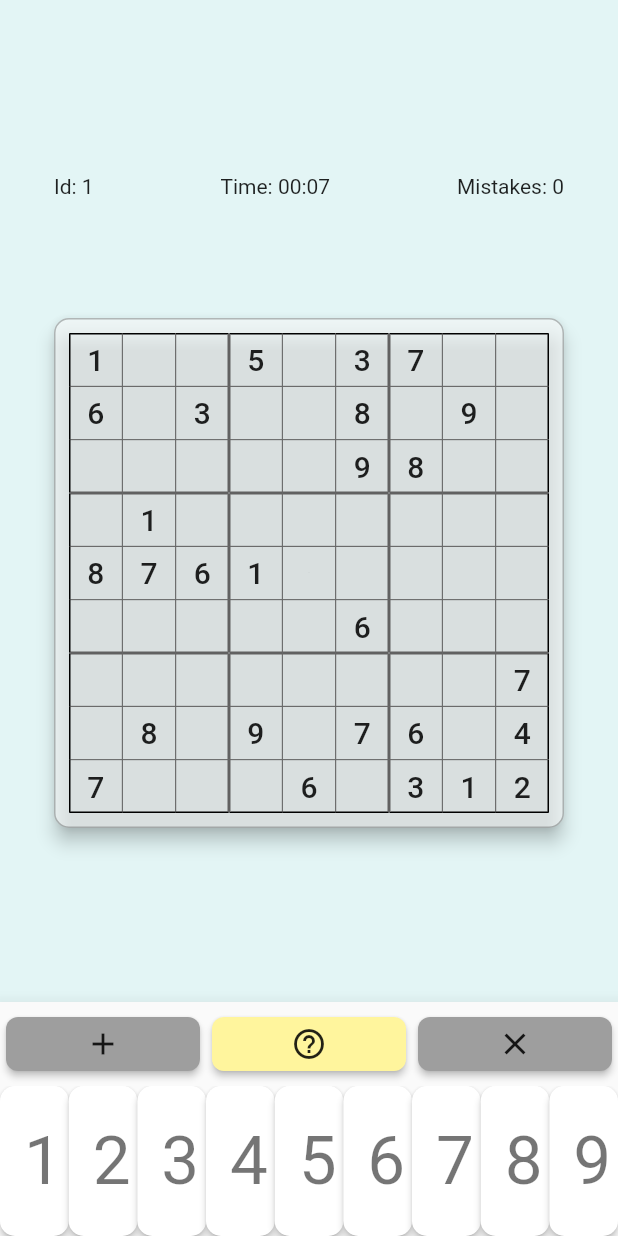
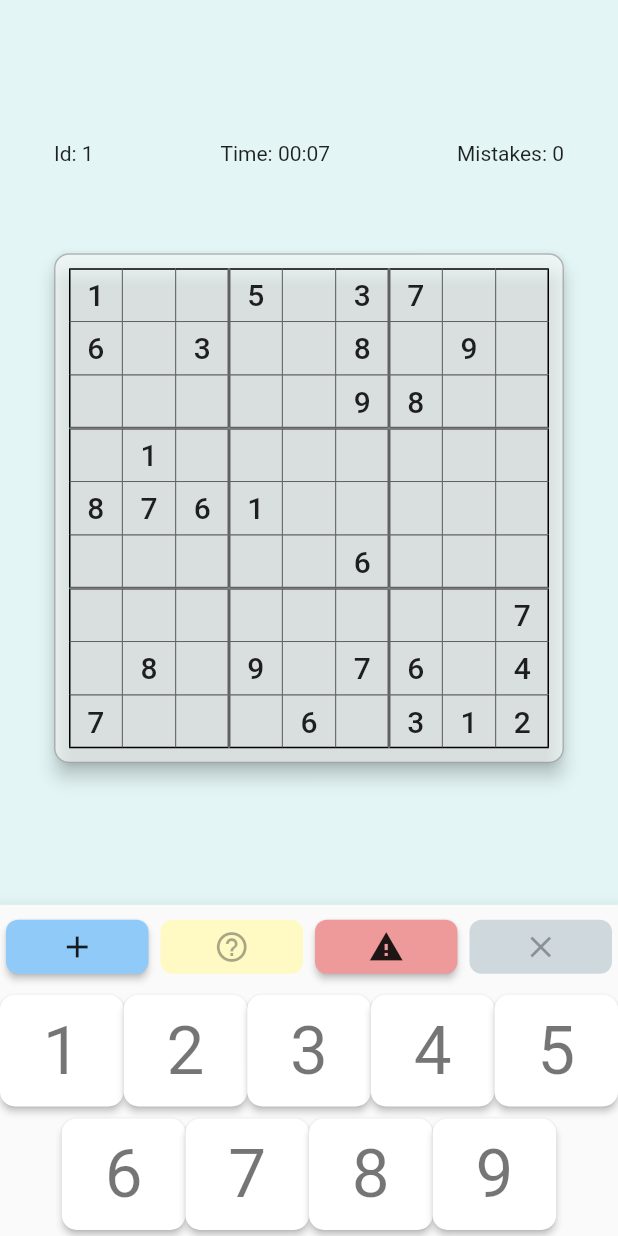
Before and after one commit to felipeuematsu/flup_sudoku, a Flutter app: the screen it shows after launch, on a phone screen of 412 x 824 dp. Run offline on Flutter 3.47's test engine with Material 2 defaults, Android fonts, the phone set to English and light mode, and no system bars; our stand-ins replace flutter_secure_storage, get, google_fonts, hive, hive_flutter, logger; accounts and stored records are empty.

Commit message:
Working game

```diff
--- a/lib/ui/game/components/game_board.dart
+++ b/lib/ui/game/components/game_board.dart
@@ -1,9 +1,10 @@
 import 'package:flup_sudoku/ui/game/components/game_cell.dart';
-import 'package:flup_sudoku/ui/game/game_controller.dart';
+import 'package:flup_sudoku/ui/game/controller/game_animation_controller.dart';
+import 'package:flup_sudoku/ui/game/controller/game_controller.dart';
 import 'package:flutter/material.dart';
 import 'package:get/get.dart';
 
-class GameBoard extends GetView<GameController> {
+class GameBoard extends GetView<GameAnimationController> {
   const GameBoard({Key? key}) : super(key: key);
 
   @override
--- a/lib/ui/game/components/game_cell.dart
+++ b/lib/ui/game/components/game_cell.dart
@@ -1,5 +1,4 @@
-import 'package:flup_sudoku/ui/game/game_controller.dart';
-import 'package:flup_sudoku/util/logger.dart';
+import 'package:flup_sudoku/ui/game/controller/game_controller.dart';
 import 'package:flutter/material.dart';
 import 'package:get/get.dart';
 
@@ -18,12 +17,11 @@ class GameCell extends GetView<GameController> {
         );
 
   Widget get content {
-    final Map<int, GuessMode> cellValue = controller.getCellValue(row, column);
+    final cellValue = controller.getCellValue(row, column);
 
-    if (cellValue.values.any((element) => element == GuessMode.insert)) {
-      final filtered = cellValue..removeWhere((key, value) => value != GuessMode.insert);
+    if (cellValue.values.any((element) => element == InsertMode.insert)) {
+      final filtered = cellValue..removeWhere((key, value) => value != InsertMode.insert);
 
-      logger.i('$row $column filtered: $filtered');
       return Text(filtered.keys.first.toString(), style: style);
     }
     if (cellValue.isEmpty) return Container();
@@ -37,7 +35,7 @@ class GameCell extends GetView<GameController> {
             ? Container()
             : Text(
                 (index + 1).toString(),
-                style: Get.textTheme.labelSmall?.copyWith(color: value == GuessMode.guess ? Colors.black : Colors.red.shade700),
+                style: Get.textTheme.labelSmall?.copyWith(color: value == InsertMode.guess ? Colors.black : Colors.red.shade700),
                 textAlign: TextAlign.center,
               );
       },
@@ -45,7 +43,7 @@ class GameCell extends GetView<GameController> {
   }
 
   Color? get color {
-    switch (controller.contentType(row, column)) {
+    switch (controller.getContentType(row, column)) {
       case GameCellValueType.wrong:
         return Colors.red.withOpacity(0.3);
       case GameCellValueType.correct:
@@ -55,7 +53,7 @@ class GameCell extends GetView<GameController> {
   }
 
   TextStyle? get style {
-    switch (controller.contentType(row, column)) {
+    switch (controller.getContentType(row, column)) {
       case GameCellValueType.wrong:
         return Get.textTheme.titleLarge?.copyWith(color: Colors.red.shade900);
       case GameCellValueType.correct:
@@ -76,7 +74,7 @@ class GameCell extends GetView<GameController> {
             highlightElevation: 0,
             elevation: 0,
             padding: EdgeInsets.zero,
-            onPressed: controller.gameCellOnPressed(row, column),
+            onPressed: controller.onGameCellPressed(row, column),
             color: color,
             shape: _border,
             child: Center(child: content),
--- a/lib/ui/game/components/game_control.dart
+++ b/lib/ui/game/components/game_control.dart
@@ -1,6 +1,6 @@
 import 'package:flup_sudoku/ui/game/components/game_control_number_button.dart';
-import 'package:flup_sudoku/ui/game/components/game_control_type_button.dart';
-import 'package:flup_sudoku/ui/game/game_controller.dart';
+import 'package:flup_sudoku/ui/game/components/game_control_button.dart';
+import 'package:flup_sudoku/ui/game/controller/game_controller.dart';
 import 'package:flutter/material.dart';
 import 'package:get/get.dart';
 
@@ -15,18 +15,18 @@ class GameControl extends GetView<GameController> {
       child: Column(
         children: [
           Row(mainAxisAlignment: MainAxisAlignment.center, children: const [
-            Flexible(flex: 1, child: GameControlTypeButton(guessMode: GuessMode.insert)),
-            Flexible(flex: 1, child: GameControlTypeButton(guessMode: GuessMode.guess)),
-            Flexible(flex: 1, child: GameControlTypeButton(guessMode: GuessMode.antiGuess)),
+            Flexible(flex: 1, child: GameControlButton(type: GameControlType.insert)),
+            Flexible(flex: 1, child: GameControlButton(type: GameControlType.guess)),
+            Flexible(flex: 1, child: GameControlButton(type: GameControlType.antiGuess)),
+            Flexible(flex: 1, child: GameControlButton(type: GameControlType.clear)),
           ]),
           SizedBox(
-            height: 100,
-            child: ListView.builder(
-              itemExtent: context.width / 9,
-              padding: EdgeInsets.zero,
-              scrollDirection: Axis.horizontal,
-              itemCount: 9,
-              itemBuilder: (context, index) => GameControlNumberButton(value: index + 1),
+            height: 2 * context.width / 5,
+            child: Wrap(
+              alignment: WrapAlignment.center,
+              children: [
+                for (int i = 1; i <= 9; i++) GameControlNumberButton(value: i),
+              ],
             ),
           ),
         ],
--- /dev/null
+++ b/lib/ui/game/components/game_control_button.dart
@@ -0,0 +1,70 @@
+import 'package:flup_sudoku/ui/game/controller/game_controller.dart';
+import 'package:flutter/material.dart';
+import 'package:get/get.dart';
+
+class GameControlButton extends GetView<GameController> {
+  const GameControlButton({required this.type, Key? key}) : super(key: key);
+
+  final GameControlType type;
+
+  Color get _color {
+    switch (type) {
+      case GameControlType.guess:
+        return Colors.yellow.shade200;
+      case GameControlType.antiGuess:
+        return Colors.red.shade200;
+      case GameControlType.insert:
+        return Colors.blue.shade200;
+      default:
+        return Colors.blueGrey.shade200;
+    }
+  }
+  Color? get _disabledColor {
+    switch (type) {
+      case GameControlType.guess:
+        return Colors.yellow.shade100;
+      case GameControlType.antiGuess:
+        return Colors.red.shade100;
+      case GameControlType.insert:
+        return Colors.blue.shade100;
+      case GameControlType.clear:
+        return Colors.blueGrey.shade100;
+    }
+  }
+
+  Icon get _icon {
+    switch (type) {
+      case GameControlType.guess:
+        return const Icon(Icons.help_outline);
+      case GameControlType.insert:
+        return const Icon(Icons.add);
+      case GameControlType.antiGuess:
+        return const Icon(Icons.warning);
+      case GameControlType.clear:
+        return const Icon(Icons.clear);
+    }
+  }
+
+  @override
+  Widget build(BuildContext context) {
+    return Container(
+        width: double.infinity,
+        padding: const EdgeInsets.all(4),
+        child: Obx(
+          () => MaterialButton(
+            disabledColor: _disabledColor,
+            shape: const RoundedRectangleBorder(borderRadius: BorderRadius.all(Radius.circular(8))),
+            color: _color,
+            onPressed: controller.onGameControlButtonPressed(type),
+            child: _icon,
+          ),
+        ));
+  }
+}
+
+enum GameControlType {
+  guess,
+  antiGuess,
+  insert,
+  clear,
+}
--- a/lib/ui/game/components/game_control_number_button.dart
+++ b/lib/ui/game/components/game_control_number_button.dart
@@ -1,4 +1,4 @@
-import 'package:flup_sudoku/ui/game/game_controller.dart';
+import 'package:flup_sudoku/ui/game/controller/game_controller.dart';
 import 'package:flutter/material.dart';
 import 'package:get/get.dart';
 
@@ -7,18 +7,39 @@ class GameControlNumberButton extends GetView<GameController> {
 
   final int value;
 
+  Color get _color {
+    final InsertMode? cellType = controller.selectedCellValue[value];
+
+    if (cellType == null) return Colors.white;
+
+    switch (cellType) {
+      case InsertMode.guess:
+        return Colors.green.shade700;
+      case InsertMode.insert:
+        return Colors.grey;
+      case InsertMode.antiGuess:
+        return Colors.red.shade700;
+    }
+  }
+
   @override
   Widget build(BuildContext context) {
-    return Obx(() => MaterialButton(
+    return Obx(() => SizedBox.square(
+      dimension: context.width / 5,
+      child: Padding(
+        padding: const EdgeInsets.symmetric(vertical: 4),
+        child: MaterialButton(
               focusElevation: 50,
               shape: RoundedRectangleBorder(borderRadius: BorderRadius.circular(10)),
               onPressed: controller.onNumberButtonPressed(value),
-          color: controller.selectedCellValue.containsKey(value) ? Colors.grey : Colors.white,
+              color: _color,
               child: Text(
                 value.toString(),
                 textAlign: TextAlign.center,
                 style: Get.textTheme.displaySmall,
               ),
+            ),
+      ),
     ));
   }
 }
--- a/lib/ui/game/components/game_control_type_button.dart
+++ /dev/null
@@ -1,48 +0,0 @@
-import 'package:flup_sudoku/ui/game/game_controller.dart';
-import 'package:flutter/material.dart';
-import 'package:get/get.dart';
-
-class GameControlTypeButton extends GetView<GameController> {
-  const GameControlTypeButton({required this.guessMode, Key? key}) : super(key: key);
-
-  final GuessMode guessMode;
-
-  Color? get _color {
-    if (controller.guessMode != guessMode) return Colors.grey;
-
-    switch (guessMode) {
-      case GuessMode.guess:
-        return Colors.yellow.shade200;
-      case GuessMode.antiGuess:
-        return Colors.red.shade200;
-      case GuessMode.insert:
-        return Colors.white;
-    }
-
-  }
-
-  Icon get _icon {
-    switch (guessMode) {
-      case GuessMode.guess:
-        return const Icon(Icons.help_outline);
-      case GuessMode.insert:
-        return const Icon(Icons.add);
-      case GuessMode.antiGuess:
-        return const Icon(Icons.close);
-    }
-  }
-
-  @override
-  Widget build(BuildContext context) {
-    return Obx(() => Container(
-          width: double.infinity,
-          padding: const EdgeInsets.all(4),
-          child: MaterialButton(
-            shape: const RoundedRectangleBorder(borderRadius: BorderRadius.all(Radius.circular(8))),
-            color: _color,
-            onPressed: () => controller.guessMode = guessMode,
-            child: _icon,
-          ),
-        ));
-  }
-}
--- /dev/null
+++ b/lib/ui/game/controller/game_controller.dart
@@ -0,0 +1,179 @@
+import 'dart:async';
+
+import 'package:flup_sudoku/model/sudoku_model.dart';
+import 'package:flup_sudoku/ui/game/components/game_cell.dart';
+import 'package:flup_sudoku/ui/game/components/game_control_button.dart';
+import 'package:flup_sudoku/ui/game/controller/game_animation_controller.dart';
+import 'package:flutter/material.dart';
+import 'package:get/get.dart';
+
+/// The GameController is the main class that controls the flow of the game.
+class GameController extends GetxController with GetTickerProviderStateMixin {
+  late final SudokuModel model;
+
+  final animationController = Get.find<GameAnimationController>();
+  List<List<int>> get _answer => model.answerAsList;
+  List<List<int>> get _initialState => model.initalStateAsList;
+  final List<List<Rx<int>>> _currentState = [];
+  final List<List<Rx<Map<int, InsertMode>>>> _guesses = [];
+
+  final hints = true.obs;
+  final _insertMode = InsertMode.guess.obs;
+
+  set insertMode(InsertMode mode) => _insertMode.value = mode;
+  InsertMode get insertMode => _insertMode.value;
+
+  bool get isGuessing => insertMode == InsertMode.guess;
+
+  bool get isAntiGuessing => insertMode == InsertMode.antiGuess;
+
+  bool get isInserting => insertMode == InsertMode.insert;
+
+  final _mistakes = Rx<int>(0);
+  final _time = Rx<int>(0);
+  bool isGameRunning = true;
+
+  String get mistakes => _mistakes.value.toString();
+
+  String get elapsedTime => Duration(seconds: _time.value).toString().substring(_time.value < 3600 ? 2 : 0, 7);
+
+  final selectedRow = Rx<int>(-1);
+  final selectedColumn = Rx<int>(-1);
+
+  Map<int, InsertMode> get selectedCellValue => getCellValue(selectedRow.value, selectedColumn.value);
+
+  @override
+  void onInit() {
+
+    Timer.periodic(const Duration(seconds: 1), (_) => isGameRunning ? _time.value++ : null);
+
+    model = SudokuModel.fromCSVLine(
+        '1,1..5.37..6.3..8.9......98...1.......8761..........6...........7.8.9.76.47...6.312,198543726643278591527619843914735268876192435235486179462351987381927654759864312,27,2.2');
+
+    for (int row = 0; row < 9; row++) {
+      _guesses.add([]);
+      _currentState.add([]);
+      for (int column = 0; column < 9; column++) {
+        _guesses[row].add(Rx<Map<int, InsertMode>>({}));
+        _currentState[row].add(Rx<int>(model.initalStateAsList[row][column]));
+      }
+    }
+    super.onInit();
+  }
+
+  int _getCurrentValue(row, column) => row < 0 || column < 0 ? 0 : _currentState[row][column].value;
+
+  Map<int, InsertMode> getCellValue(int row, int column) {
+    if (row < 0 || column < 0) return {};
+    if (_getCurrentValue(row, column) != 0) return {_getCurrentValue(row, column): InsertMode.insert};
+    return _guesses[row][column].value.map((int key, InsertMode value) => MapEntry<int, InsertMode>(key, value));
+  }
+
+  bool isWrong(int row, int column) => _getCurrentValue(row, column) != 0 && _getCurrentValue(row, column) != _answer[row][column];
+
+  bool isCorrect(int row, int column) => _getCurrentValue(row, column) != 0 && _getCurrentValue(row, column) == _answer[row][column];
+
+  bool isInitial(int row, int column) => _initialState[row][column] != 0;
+
+  bool isSelected(int row, int column) => selectedColumn.value == column && selectedRow.value == row;
+
+  void Function()? onGameControlButtonPressed(GameControlType type) {
+    switch (type) {
+      case GameControlType.guess:
+        return insertMode != InsertMode.guess ? () => insertMode = InsertMode.guess : null;
+      case GameControlType.antiGuess:
+        return insertMode != InsertMode.antiGuess ? () => insertMode = InsertMode.antiGuess : null;
+      case GameControlType.insert:
+        return insertMode != InsertMode.insert ? () => insertMode = InsertMode.insert : null;
+      case GameControlType.clear:
+        return getCellValue(selectedRow.value, selectedColumn.value).isNotEmpty ? () => _cleanCell() : null;
+    }
+  }
+
+  void Function() onNumberButtonPressed(int value) => () => insertMode == InsertMode.insert ? insertAnswer(value) : insertGuess(value);
+
+  void Function() onGameCellPressed(int row, int column) => () {
+        final verticalDiff = (selectedRow.value - row).abs();
+        final horizontalDiff = (selectedColumn.value - column).abs();
+
+        if (horizontalDiff != 0) {
+          animationController.horizontalAnimateTo((column + 1) / 9, horizontalDiff);
+          selectedColumn.value = column;
+        }
+        if (verticalDiff != 0) {
+          animationController.verticalAnimateTo((row + 1) / 9, verticalDiff);
+          selectedRow.value = row;
+        }
+      };
+
+  void _checkWinCondition() {
+    for (int row = 0; row < 9; row++) {
+      for (int column = 0; column < 9; column++) {
+        if (_getCurrentValue(row, column) != _answer[row][column]) return;
+      }
+    }
+    isGameRunning = false;
+  }
+
+  void _cleanCell() {
+    if (!isGameRunning) return;
+
+    final row = selectedRow.value;
+    final column = selectedColumn.value;
+
+    if (isCorrect(row, column) && hints.isTrue) return;
+
+    _guesses[row][column].value = {};
+    _currentState[row][column].value = 0;
+  }
+
+  void insertGuess(int guess) {
+    if (!isGameRunning) return;
+
+    final row = selectedRow.value;
+    final column = selectedColumn.value;
+    if (row == -1 || column == -1 || _getCurrentValue(row, column) > 0) return;
+
+    final value = _guesses[row][column].value[guess];
+    if (value != null) {
+      final guessType = value;
+
+      if (insertMode == guessType) {
+        _guesses[row][column].update((val) => val?.remove(guess));
+      } else {
+        _guesses[row][column].update((val) => val?[guess] = value == InsertMode.guess ? InsertMode.antiGuess : InsertMode.guess);
+      }
+    } else {
+      _guesses[row][column].update((val) => val?.putIfAbsent(guess, () => insertMode));
+    }
+  }
+
+  void insertAnswer(int answer) {
+    if (!isGameRunning) return;
+
+    final row = selectedRow.value;
+    final column = selectedColumn.value;
+
+    if (row == -1 || column == -1 || _initialState[row][column] != 0 || _answer[row][column] == _getCurrentValue(row, column) || answer == _getCurrentValue(row, column)) return;
+
+    _guesses[row][column].value = {};
+    _currentState[row][column].value = answer;
+    if (answer != _answer[row][column]) _mistakes.value++;
+    _checkWinCondition();
+  }
+
+  GameCellValueType getContentType(int row, int column) {
+    if (isInitial(row, column)) return GameCellValueType.initial;
+    if (hints.isTrue && isWrong(row, column)) return GameCellValueType.wrong;
+    if (hints.isTrue && isCorrect(row, column)) return GameCellValueType.correct;
+    if (isSelected(row, column)) return GameCellValueType.selected;
+
+    return GameCellValueType.normal;
+  }
+}
+
+enum InsertMode {
+  guess,
+  insert,
+  antiGuess,
+}
--- a/lib/ui/game/game_bindings.dart
+++ b/lib/ui/game/game_bindings.dart
@@ -1,9 +1,11 @@
-import 'package:flup_sudoku/ui/game/game_controller.dart';
+import 'package:flup_sudoku/ui/game/controller/game_animation_controller.dart';
+import 'package:flup_sudoku/ui/game/controller/game_controller.dart';
 import 'package:get/get.dart';
 
 class GameBindings extends Bindings {
   @override
   void dependencies() {
     Get.lazyPut<GameController>(() => GameController());
+    Get.lazyPut<GameAnimationController>(() => GameAnimationController());
   }
 }
--- a/lib/ui/game/game_controller.dart
+++ /dev/null
@@ -1,146 +0,0 @@
-import 'dart:async';
-
-import 'package:flup_sudoku/model/sudoku_model.dart';
-import 'package:flup_sudoku/ui/game/components/game_cell.dart';
-import 'package:flup_sudoku/util/logger.dart';
-import 'package:flutter/material.dart';
-import 'package:get/get.dart';
-
-/// The GameController is the main class that controls the flow of the game.
-class GameController extends GetxController with GetTickerProviderStateMixin {
-  late final SudokuModel model;
-
-  List<List<int>> get _answer => model.answerAsList;
-
-  List<List<int>> get _initialState => model.initalStateAsList;
-  final List<List<Rx<int>>> _currentState = [];
-  final List<List<Rx<Map<int, GuessMode>>>> _guesses = [];
-
-  final _guessMode = GuessMode.guess.obs;
-
-  set guessMode(GuessMode mode) => _guessMode.value = mode;
-
-  GuessMode get guessMode => _guessMode.value;
-
-  final _mistakes = Rx<int>(0);
-  final _time = Rx<int>(0);
-
-  String get mistakes => _mistakes.value.toString();
-
-  String get elapsedTime => Duration(seconds: _time.value).toString().substring(_time.value < 3600 ? 2 : 0, 7);
-
-  final selectedRow = Rx<int>(-1);
-  final selectedColumn = Rx<int>(-1);
-
-  Map<int, GuessMode> get selectedCellValue => getCellValue(selectedRow.value, selectedColumn.value);
-
-  late Animation<double> verticalAnimation;
-  late Animation<double> horizontalAnimation;
-  late AnimationController _horizontalAnimationController;
-  late AnimationController _verticalAnimationController;
-
-  static const _animationDuration = Duration(milliseconds: 350);
-
-  @override
-  void onInit() {
-    _verticalAnimationController = AnimationController(vsync: this, duration: _animationDuration);
-    _horizontalAnimationController = AnimationController(vsync: this, duration: _animationDuration);
-    verticalAnimation = Tween<double>(begin: -1, end: 8).animate(_verticalAnimationController)..addListener(() => update());
-    horizontalAnimation = Tween<double>(begin: -1, end: 8).animate(_horizontalAnimationController)..addListener(() => update());
-
-    Timer.periodic(const Duration(seconds: 1), (timer) => _time.value++);
-
-    model = SudokuModel.fromCSVLine(
-        '1,1..5.37..6.3..8.9......98...1.......8761..........6...........7.8.9.76.47...6.312,198543726643278591527619843914735268876192435235486179462351987381927654759864312,27,2.2');
-
-    for (int row = 0; row < 9; row++) {
-      _guesses.add([]);
-      _currentState.add([]);
-      for (int column = 0; column < 9; column++) {
-        _guesses[row].add(Rx<Map<int, GuessMode>>({}));
-        _currentState[row].add(Rx<int>(model.initalStateAsList[row][column]));
-      }
-    }
-    logger.i(_currentState);
-    super.onInit();
-  }
-
-  int _getCurrentValue(row, column) => row < 0 || column < 0 ? 0 : _currentState[row][column].value;
-
-  Map<int, GuessMode> getCellValue(int row, int column) {
-    if (_getCurrentValue(row, column) != 0) return {_getCurrentValue(row, column): GuessMode.insert};
-    if (row < 0 || column < 0) return {};
-    return _guesses[row][column].value.map((int key, GuessMode value) => MapEntry<int, GuessMode>(key, value));
-  }
-
-  bool isWrong(int row, int column) => _getCurrentValue(row, column) != 0 && _getCurrentValue(row, column) != _answer[row][column];
-
-  bool isCorrect(int row, int column) => _getCurrentValue(row, column) != 0 && _getCurrentValue(row, column) == _answer[row][column];
-
-  bool isInitial(int row, int column) => _initialState[row][column] != 0;
-
-  bool isSelected(int row, int column) => selectedColumn.value == column && selectedRow.value == row;
-
-  Function()? gameCellOnPressed(int row, int column) => () {
-        final verticalDiff = (selectedRow.value - row).abs();
-        final horizontalDiff = (selectedColumn.value - column).abs();
-
-        if (horizontalDiff != 0) {
-          _horizontalAnimationController.animateTo((column + 1) / 9, duration: Duration(milliseconds: (_animationDuration.inMilliseconds * horizontalDiff) ~/ 9));
-          selectedColumn.value = column;
-        }
-        if (verticalDiff != 0) {
-          _verticalAnimationController.animateTo((row + 1) / 9, duration: Duration(milliseconds: (_animationDuration.inMilliseconds * verticalDiff) ~/ 9));
-          selectedRow.value = row;
-        }
-      };
-
-  Function() onNumberButtonPressed(int value) => guessMode == GuessMode.insert ? () => insertAnswer(value) : () => guess(value);
-
-  void guess(int guess) {
-    final row = selectedRow.value;
-    final column = selectedColumn.value;
-    if (row == -1 || column == -1 || _getCurrentValue(row, column) > 0) return;
-
-    final value = _guesses[row][column].value[guess];
-    if (value != null) {
-      final guessType = value;
-
-      if (guessMode == guessType) {
-        _guesses[row][column].update((val) => val?.remove(guess));
-      } else {
-        _guesses[row][column].update((val) => val?[guess] = value == GuessMode.guess ? GuessMode.antiGuess : GuessMode.guess);
-      }
-    } else {
-      _guesses[row][column].update((val) => val?.putIfAbsent(guess, () => guessMode));
-    }
-
-    refresh();
-  }
-
-  void insertAnswer(int answer) {
-    final row = selectedRow.value;
-    final column = selectedColumn.value;
-
-    if (row == -1 || column == -1 || _initialState[row][column] != 0 || _answer[row][column] == _getCurrentValue(row, column) || answer == _getCurrentValue(row, column)) return;
-
-    logger.i('insertAnswer: $answer');
-    _currentState[row][column].update((val) => val = answer);
-    if (answer != _answer[row][column]) _mistakes.value++;
-  }
-
-  GameCellValueType contentType(int row, int column) {
-    if (isInitial(row, column)) return GameCellValueType.initial;
-    if (isWrong(row, column)) return GameCellValueType.wrong;
-    if (isCorrect(row, column)) return GameCellValueType.correct;
-    if (isSelected(row, column)) return GameCellValueType.selected;
-
-    return GameCellValueType.normal;
-  }
-}
-
-enum GuessMode {
-  guess,
-  insert,
-  antiGuess,
-}
--- a/lib/ui/game/game_view.dart
+++ b/lib/ui/game/game_view.dart
@@ -1,6 +1,6 @@
 import 'package:flup_sudoku/ui/game/components/game_board.dart';
 import 'package:flup_sudoku/ui/game/components/game_control.dart';
-import 'package:flup_sudoku/ui/game/game_controller.dart';
+import 'package:flup_sudoku/ui/game/controller/game_controller.dart';
 import 'package:flup_sudoku/ui/game/game_strings.dart';
 import 'package:flutter/material.dart';
 import 'package:flutter/services.dart';
```
Also changed, not shown: lib/ui/game/components/game_app_bar.dart (added, +12 -0 lines), lib/ui/game/controller/game_animation_controller.dart (added, +28 -0 lines), lib/ui/home/home_controller.dart (+7 -9 lines). Lines whose indentation alone changed are shown as unchanged.
